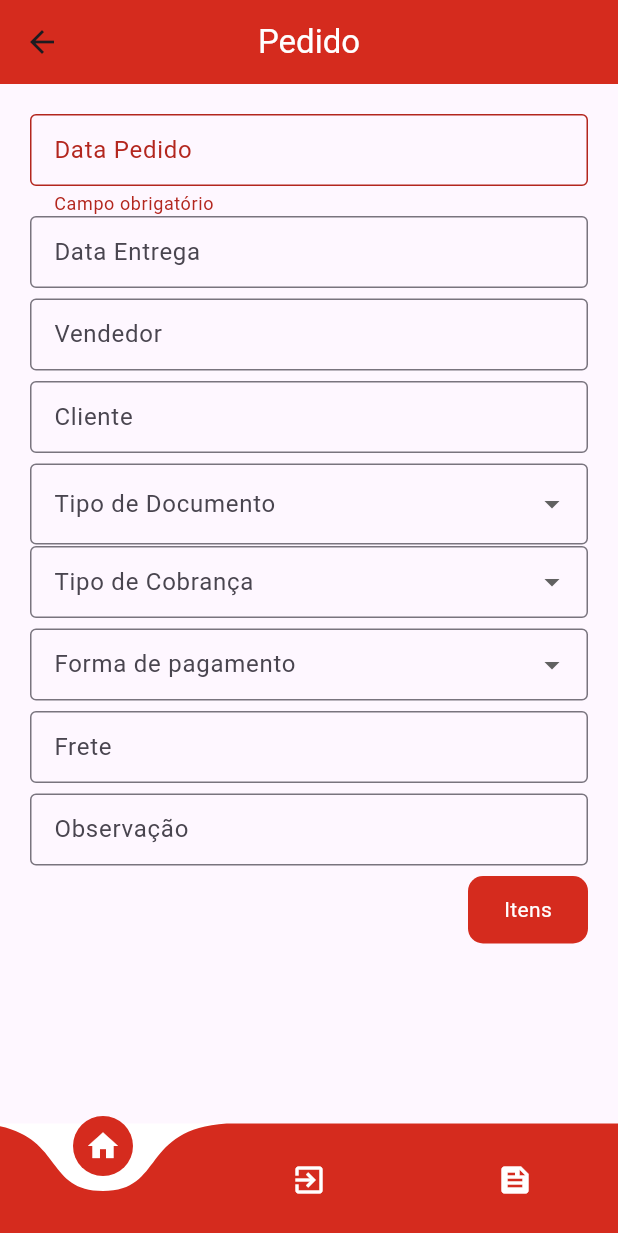
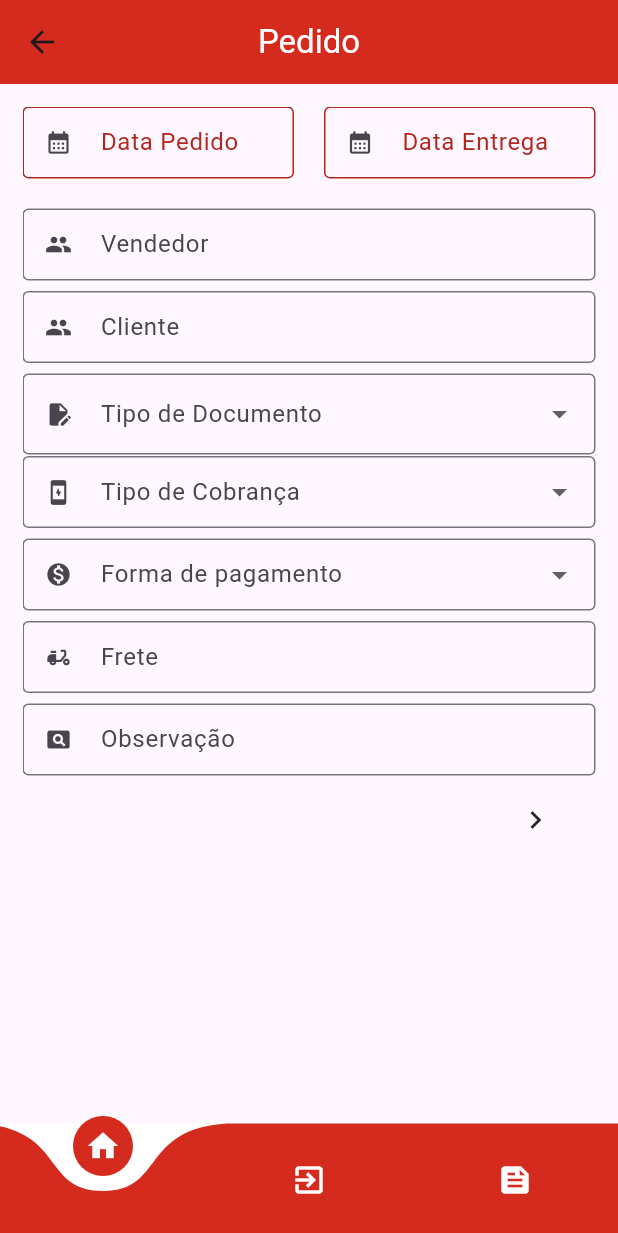
Before and after one commit to kelidss/StikVendas, a Flutter app: the PedidoPage screen opened directly, on a phone screen of 412 x 824 dp. Shown: the top 1233 px of the screen. Run offline on Flutter 3.47's test engine with Material 3 defaults, Android fonts, the phone set to English and light mode, and no system bars; drawn by our look-alikes of curved_navigation_bar; our stand-ins replace awesome_dialog, carousel_slider, mask_text_input_formatter, percent_indicator.

Commit message:
pedidopage ajustada

```diff
--- a/lib/Views/PedidoPage.dart
+++ b/lib/Views/PedidoPage.dart
@@ -100,6 +100,9 @@ class _PedidoPageState extends State<PedidoPage> {
   Widget build(BuildContext context) {
     return Scaffold(
       appBar: AppBar(
+        // appBar: PreferredSize(
+        // preferredSize: Size.fromHeight(80),
+        //  child: AppBar,
         title: const Text(
           'Pedido',
           style: TextStyle(
@@ -110,7 +113,7 @@ class _PedidoPageState extends State<PedidoPage> {
         backgroundColor: const Color(0xFFD52B1E),
       ),
       body: Padding(
-        padding: const EdgeInsets.all(20.0),
+        padding: const EdgeInsets.all(15.0),
         child: PageView(
           physics: const NeverScrollableScrollPhysics(),
           controller: _pageController,
@@ -119,57 +122,99 @@ class _PedidoPageState extends State<PedidoPage> {
             Wrap(
               children: [
                 const SizedBox(
-                  height: 55,
+                  height: 20,
                 ),
-                TextFormField(
+                Row(
+                  children: [
+                    Expanded(
+                      child: TextFormField(
                         controller: DtPedidoController,
-                  decoration: const InputDecoration(
+                        decoration: InputDecoration(
+                          prefixIcon: const Icon(Icons.calendar_month),
                           hintText: '00/00/0000',
-                    border: OutlineInputBorder(),
+                          border: const OutlineInputBorder(),
                           isDense: true,
-                    floatingLabelBehavior: FloatingLabelBehavior.auto,
                           labelText: 'Data Pedido',
+                          floatingLabelStyle:
+                              MaterialStateTextStyle.resolveWith(
+                            (Set<MaterialState> states) {
+                              final Color color =
+                                  states.contains(MaterialState.error)
+                                      ? Theme.of(context).colorScheme.error
+                                      : Colors.green;
+                              return TextStyle(color: color, letterSpacing: 1);
+                            },
                           ),
-                  style: TextStyle(
-                    color: Theme.of(context).colorScheme.error ?? Colors.orange,
-                    letterSpacing: 5,
                         ),
-                  inputFormatters: [MaskTextInputFormatter(mask: '##/##/####')],
+                        inputFormatters: [
+                          MaskTextInputFormatter(mask: '##/##/####')
+                        ],
                         keyboardType: TextInputType.datetime,
                         validator: (String? value) {
                           if (value == null || value == '') {
-                      return 'Campo obrigatório';
+                            return '';
                           }
                           return null;
                         },
                         autovalidateMode: AutovalidateMode.always,
                       ),
-                const SizedBox(height: 55),
-                TextFormField(
+                    ),
+                    const SizedBox(width: 20), // Espaçamento entre os campos
+                    Expanded(
+                      child: TextFormField(
                         controller: DtEntregaController,
-                  decoration: const InputDecoration(
+                        decoration: InputDecoration(
+                          prefixIcon: const Icon(Icons.calendar_month),
+                          hintText: '00/00/0000',
+                          border: const OutlineInputBorder(),
+                          isDense: true,
                           labelText: 'Data Entrega',
-                      hintText: '00/00/0000',
-                      border: OutlineInputBorder(),
-                      isDense: true,
-                      floatingLabelBehavior: FloatingLabelBehavior.auto),
-                  inputFormatters: [MaskTextInputFormatter(mask: '##/##/####')],
+                          floatingLabelStyle:
+                              MaterialStateTextStyle.resolveWith(
+                            (Set<MaterialState> states) {
+                              final Color color =
+                                  states.contains(MaterialState.error)
+                                      ? Theme.of(context).colorScheme.error
+                                      : Colors.green;
+                              return TextStyle(color: color, letterSpacing: 1);
+                            },
+                          ),
+                        ),
+                        inputFormatters: [
+                          MaskTextInputFormatter(mask: '##/##/####')
+                        ],
                         keyboardType: TextInputType.datetime,
+                        validator: (String? value) {
+                          if (value == null || value == '') {
+                            return '';
+                          }
+                          return null;
+                        },
+                        autovalidateMode: AutovalidateMode.always,
+                      ),
+                    ),
+                  ],
                 ),
                 const SizedBox(height: 55),
                 TextFormField(
                   controller: VendedorController,
                   decoration: const InputDecoration(
+                    prefixIcon: Icon(Icons.people),
                     labelText: 'Vendedor',
                     border: OutlineInputBorder(),
                     isDense: true,
                     floatingLabelBehavior: FloatingLabelBehavior.auto,
+                  ),
+                  style: TextStyle(
+                    color: Theme.of(context).colorScheme.error ?? Colors.orange,
+                    letterSpacing: 1,
                   ),
                 ),
                 const SizedBox(height: 55),
                 TextFormField(
                     controller: ClienteController,
                     decoration: const InputDecoration(
+                      prefixIcon: Icon(Icons.people),
                       labelText: 'Cliente',
                       border: OutlineInputBorder(),
                       isDense: true,
@@ -194,6 +239,7 @@ class _PedidoPageState extends State<PedidoPage> {
                     ),
                   ],
                   decoration: const InputDecoration(
+                    prefixIcon: Icon(Icons.edit_document),
                     labelText: 'Tipo de Documento',
                     border: OutlineInputBorder(),
                     contentPadding: EdgeInsets.fromLTRB(12, 20, 12, 10),
@@ -220,6 +266,7 @@ class _PedidoPageState extends State<PedidoPage> {
                     ),
                   ],
                   decoration: const InputDecoration(
+                    prefixIcon: Icon(Icons.charging_station_rounded),
                     labelText: 'Tipo de Cobrança',
                     border: OutlineInputBorder(borderSide: BorderSide()),
                     isDense: true,
@@ -245,6 +292,7 @@ class _PedidoPageState extends State<PedidoPage> {
                     ),
                   ],
                   decoration: const InputDecoration(
+                    prefixIcon: Icon(Icons.monetization_on),
                     labelText: 'Forma de pagamento',
                     border: OutlineInputBorder(),
                     isDense: true,
@@ -255,6 +303,7 @@ class _PedidoPageState extends State<PedidoPage> {
                 TextFormField(
                   controller: FreteController,
                   decoration: const InputDecoration(
+                    prefixIcon: Icon(Icons.delivery_dining),
                     labelText: 'Frete',
                     border: OutlineInputBorder(),
                     isDense: true,
@@ -265,6 +314,7 @@ class _PedidoPageState extends State<PedidoPage> {
                 TextFormField(
                   controller: ObservacaoController,
                   decoration: const InputDecoration(
+                    prefixIcon: Icon(Icons.pageview),
                     labelText: 'Observação',
                     border: OutlineInputBorder(),
                     isDense: true,
@@ -280,20 +330,15 @@ class _PedidoPageState extends State<PedidoPage> {
                         onTap: () {
                           _avancarParaProximaPagina1();
                         },
-                        child: Container(
+                        child: const SizedBox(
                           width: 80,
                           height: 45,
-                          decoration: BoxDecoration(
-                            color: const Color(0xFFD52B1E),
-                            borderRadius: BorderRadius.circular(10),
-                          ),
-                          child: const Center(
-                            child: Text(
-                              'Itens',
-                              style: TextStyle(
-                                color: Colors.white,
-                              ),
-                            ),
+                          // decoration: BoxDecoration(
+                          //color: const Color(0xFFD52B1E),
+                          // borderRadius: BorderRadius.circular(10),
+                          // ),
+                          child: Center(
+                            child: Icon((Icons.navigate_next)),
                           ),
                         ),
                       ),
@@ -370,6 +415,7 @@ class _PedidoPageState extends State<PedidoPage> {
                 TextFormField(
                   controller: QtdController,
                   decoration: const InputDecoration(
+                    prefixIcon: Icon(Icons.shopping_cart_checkout),
                     labelText: 'Quantidade',
                     border: OutlineInputBorder(),
                     isDense: true,
@@ -381,6 +427,7 @@ class _PedidoPageState extends State<PedidoPage> {
                 TextFormField(
                   controller: OcClienteController,
                   decoration: const InputDecoration(
+                    prefixIcon: Icon(Icons.shopping_bag),
                     labelText: 'OC Cliente',
                     border: OutlineInputBorder(),
                     contentPadding: EdgeInsets.fromLTRB(12, 20, 12, 10),
@@ -392,6 +439,7 @@ class _PedidoPageState extends State<PedidoPage> {
                 TextFormField(
                   controller: VrBaseController,
                   decoration: const InputDecoration(
+                    prefixIcon: Icon(Icons.monetization_on),
                     hintText: '0,0',
                     labelText: 'Valor Base',
                     border: OutlineInputBorder(),
@@ -411,6 +459,7 @@ class _PedidoPageState extends State<PedidoPage> {
                 TextFormField(
                   controller: PrEfetivoController,
                   decoration: const InputDecoration(
+                    prefixIcon: Icon(Icons.monetization_on),
                     hintText: '0,0',
                     labelText: 'Preço Efetivo',
                     border: OutlineInputBorder(),
@@ -425,6 +474,7 @@ class _PedidoPageState extends State<PedidoPage> {
                 TextFormField(
                   controller: VrBrutoController,
                   decoration: const InputDecoration(
+                    prefixIcon: Icon(Icons.monetization_on),
                     hintText: '0,0',
                     labelText: 'Valor Bruto',
                     border: OutlineInputBorder(),
@@ -442,7 +492,7 @@ class _PedidoPageState extends State<PedidoPage> {
                       InkWell(
                         onTap: () {
                           // Limpando os campos ao clicar em "Voltar"
-                          /*    DtPedidoController.clear();
+                          DtPedidoController.clear();
                           DtEntregaController.clear();
                           VendedorController.clear();
                           ClienteController.clear();
@@ -453,25 +503,16 @@ class _PedidoPageState extends State<PedidoPage> {
                           OcClienteController.clear();
                           VrBaseController.clear();
                           PrEfetivoController.clear();
-                          VrBrutoController.clear();*/
+                          VrBrutoController.clear();
 
                           // Navegação de volta para a HomePage
                           Navigator.pop(context);
                         },
-                        child: Container(
+                        child: const SizedBox(
                           width: 100,
                           height: 50,
-                          decoration: BoxDecoration(
-                            color: const Color(0xFFD52B1E),
-                            borderRadius: BorderRadius.circular(10),
-                          ),
-                          child: const Center(
-                            child: Text(
-                              'Voltar',
-                              style: TextStyle(
-                                color: Colors.white,
-                              ),
-                            ),
+                          child: Center(
+                            child: Icon(Icons.navigate_before),
                           ),
                         ),
                       ),
@@ -511,21 +552,10 @@ class _PedidoPageState extends State<PedidoPage> {
                             ).show();
                           }
                         },
-                        child: Container(
+                        child: const SizedBox(
                           width: 100,
                           height: 50,
-                          decoration: BoxDecoration(
-                            color: const Color(0xFFD52B1E),
-                            borderRadius: BorderRadius.circular(10),
-                          ),
-                          child: const Center(
-                            child: Text(
-                              'Gravar',
-                              style: TextStyle(
-                                color: Colors.white,
-                              ),
-                            ),
-                          ),
+                          child: Center(child: Icon(Icons.navigate_next)),
                         ),
                       ),
                       const SizedBox(width: 10),
--- a/lib/main.dart
+++ b/lib/main.dart
@@ -23,12 +23,12 @@ class MyApp extends StatelessWidget {
       initialRoute:
       '/', // Rota inicial
       routes: {
-        '/': (context) => const LoginPage(), // Página inicial
+        '/': (context) => HomePage(), // Página inicial
         '/feeds': (context) => FeedsPage(),
         '/estoque': (context) => const EstoquePage(),
         '/faturamento': (context) => const FaturamentoPage(),
         // '/login': (context) => LoginPage(),
-        '/home': (context) => HomePage(),
+        //'/home': (context) => HomePage(),
       },
     );
   }
```
Lines whose indentation alone changed are shown as unchanged.
